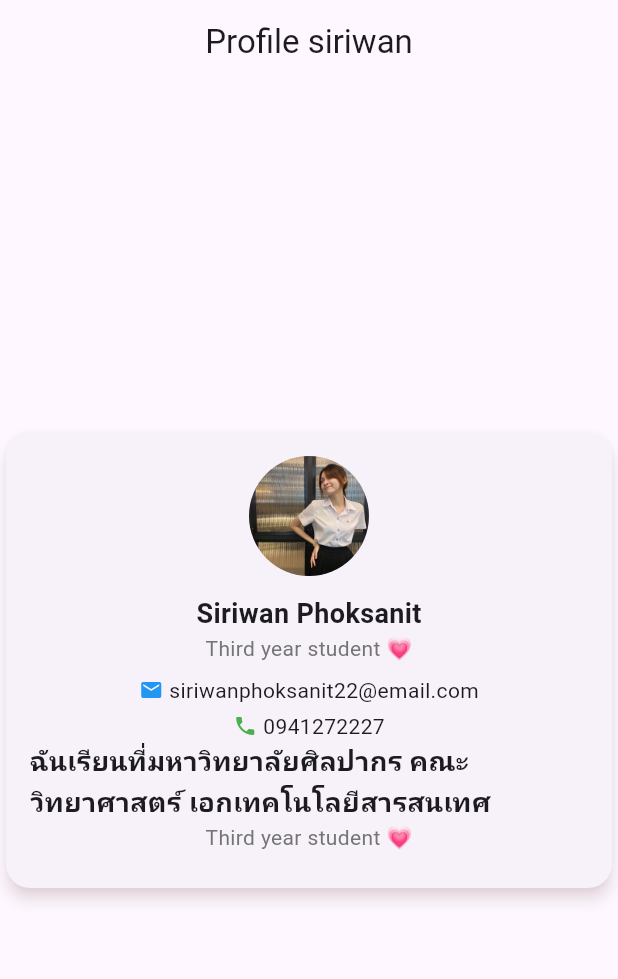
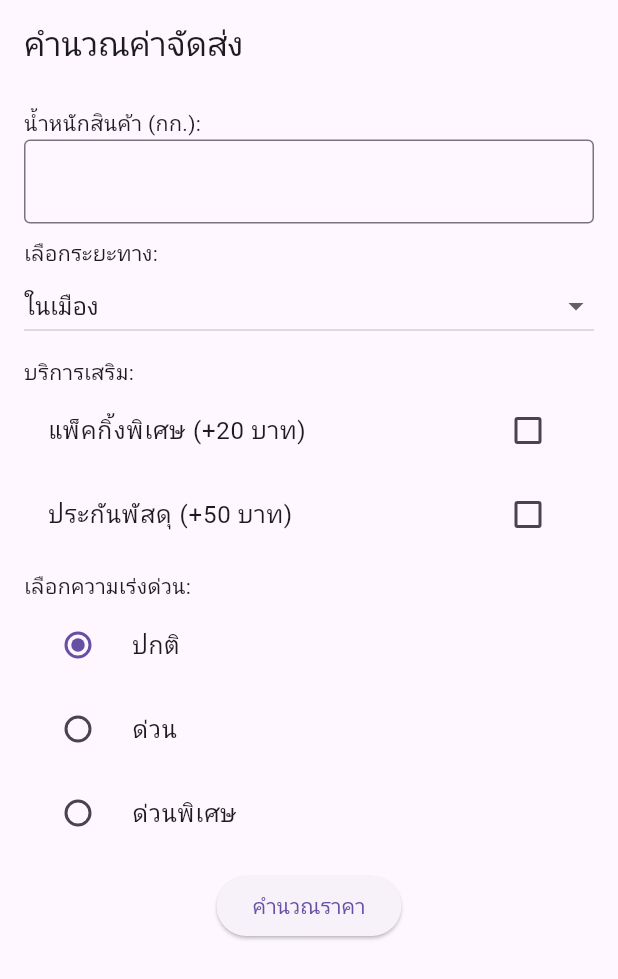
Before and after one commit to sandseta2/final_exam, a Flutter app: the screen it shows after launch, on a phone screen of 412 x 824 dp. Shown: the top 979 px of the screen. Run offline on Flutter 3.47's test engine with Material 3 defaults, Android fonts, the light colour scheme and no system bars.

Commit message:
final_exam650710432

```diff
--- /dev/null
+++ b/lib/answer2.dart
@@ -0,0 +1,172 @@
+import 'package:flutter/material.dart';
+
+void main() {
+  runApp(const MyApp());
+}
+
+class MyApp extends StatelessWidget {
+  const MyApp({super.key});
+
+  @override
+  Widget build(BuildContext context) {
+    return MaterialApp(
+      debugShowCheckedModeBanner: false,
+      theme: ThemeData(primarySwatch: Colors.blue),
+      home: const ShippingCalculatorScreen(),
+    );
+  }
+}
+
+class ShippingCalculatorScreen extends StatefulWidget {
+  const ShippingCalculatorScreen({super.key});
+
+  @override
+  _ShippingCalculatorScreenState createState() =>
+      _ShippingCalculatorScreenState();
+}
+
+class _ShippingCalculatorScreenState extends State<ShippingCalculatorScreen> {
+  final TextEditingController _weightController = TextEditingController();
+  String _selectedDistance = "ในเมือง";
+
+  bool _extraPackage = false;
+  bool _insurance = false;
+
+  String _selectedSpeed = "ปกติ";
+  //String _selectedExpress = "ด่วนพิเศษ";
+  double _totalCost = 0.0;
+
+  void _calculateShippingCost() {
+    double baseCost = 0.0;
+    double weight = double.tryParse(_weightController.text) ?? 0.0;
+
+    if (weight > 0) {
+      if (_selectedDistance == "ในเมือง") {
+        baseCost = weight * 10;
+      } else if (_selectedDistance == "ต่างจังหวัด") {
+        baseCost = weight * 15;
+      } else if (_selectedDistance == "ต่างประเทศ") {
+        baseCost = weight * 50;
+      }
+    }
+
+//คำนวณค่าบริการเสริม
+    if (_extraPackage) baseCost += 20;
+    if (_insurance) baseCost += 50;
+
+    //คำนวณค่าความเร่งด่วน
+    if (_selectedSpeed == "ด่วน") baseCost += 30;
+    if (_selectedSpeed == "ด่วนพิเศษ") baseCost += 50;
+
+    setState(() {
+      _totalCost = baseCost;
+    });
+  }
+
+  @override
+  Widget build(BuildContext context) {
+    return Scaffold(
+      appBar: AppBar(title: const Text("คำนวณค่าจัดส่ง")),
+      body: Padding(
+        padding: const EdgeInsets.all(16.0),
+        child: Column(
+          crossAxisAlignment: CrossAxisAlignment.start,
+          children: [
+            const Text("น้ำหนักสินค้า (กก.):"),
+            TextField(
+              controller: _weightController,
+              keyboardType: TextInputType.number,
+              decoration: const InputDecoration(border: OutlineInputBorder()),
+            ),
+            const SizedBox(height: 10),
+            const Text("เลือกระยะทาง:"),
+            DropdownButton<String>(
+              value: _selectedDistance,
+              isExpanded: true,
+              items:
+                  ["ในเมือง", "ต่างจังหวัด", "ต่างประเทศ"].map((String value) {
+                return DropdownMenuItem(value: value, child: Text(value));
+              }).toList(),
+              onChanged: (newValue) {
+                setState(() {
+                  _selectedDistance = newValue!;
+                });
+              },
+            ),
+            const SizedBox(height: 10),
+            const Text("บริการเสริม:"),
+            CheckboxListTile(
+              title: const Text("แพ็คกิ้งพิเศษ (+20 บาท)"),
+              value: _extraPackage,
+              onChanged: (bool? value) {
+                setState(() {
+                  _extraPackage = value!;
+                });
+              },
+            ),
+            CheckboxListTile(
+              title: const Text("ประกันพัสดุ (+50 บาท)"),
+              value: _insurance,
+              onChanged: (bool? value) {
+                setState(() {
+                  _insurance = value!;
+                });
+              },
+            ),
+            const SizedBox(height: 10),
+            const Text("เลือกความเร่งด่วน:"),
+            RadioListTile(
+              title: const Text("ปกติ"),
+              value: "ปกติ",
+              groupValue: _selectedSpeed,
+              onChanged: (value) {
+                setState(() {
+                  _selectedSpeed = value.toString();
+                });
+              },
+            ),
+            RadioListTile(
+              title: const Text("ด่วน"),
+              value: "ด่วน",
+              groupValue: _selectedSpeed,
+              onChanged: (value) {
+                setState(() {
+                  _selectedSpeed = value.toString();
+                });
+              },
+            ),
+            RadioListTile(
+              title: const Text("ด่วนพิเศษ"),
+              value: "ด่วนพิเศษ",
+              groupValue: _selectedSpeed,
+              onChanged: (value) {
+                setState(() {
+                  _selectedSpeed = value.toString();
+                });
+              },
+            ),
+            const SizedBox(height: 10),
+            Center(
+              child: ElevatedButton(
+                onPressed: _calculateShippingCost,
+                child: const Text("คำนวณราคา"),
+              ),
+            ),
+            const SizedBox(height: 10),
+            if (_totalCost > 0)
+              Container(
+                width: double.infinity,
+                padding: const EdgeInsets.all(12),
+                color: Colors.blue,
+                child: Text(
+                  "ค่าจัดส่งทั้งหมด: ฿${_totalCost.toStringAsFixed(1)}",
+                  style: const TextStyle(color: Colors.white, fontSize: 18),
+                  textAlign: TextAlign.center,
+                ),
+              ),
+          ],
+        ),
+      ),
+    );
+  }
+}
--- a/lib/main.dart
+++ b/lib/main.dart
@@ -1,5 +1,7 @@
 import 'package:flutter/material.dart';
-import 'package:final_exam_650710432/cont/profilescreen.dart'; // นำเข้าไฟล์ ProfileCard
+//import 'package:final_exam_650710432/cont/profilescreen.dart'; // นำเข้าไฟล์ ProfileCard
+//import 'answer1.dart';
+import 'answer2.dart';
 
 // ฟังก์ชันเริ่มต้นแอป
 void main() {
@@ -14,15 +16,12 @@ class MyApp extends StatelessWidget {
   Widget build(BuildContext context) {
     return MaterialApp(
       title: 'Flutter Profile Card',
-      theme: ThemeData(
-        primarySwatch: Colors.blue,
-      ),
-      home: const ProfileScreen(),
+      home: const ShippingCalculatorScreen(),
     );
   }
 }
 
-// สร้างหน้าหลัก ProfileScreen
+/*// สร้างหน้าหลัก ProfileScreen
 class ProfileScreen extends StatelessWidget {
   const ProfileScreen({super.key});
 
@@ -46,4 +45,4 @@ class ProfileScreen extends StatelessWidget {
       ),
     );
   }
-}
+}*/
```
Also changed, not shown: lib/answer1.dart (added, +104 -0 lines).
